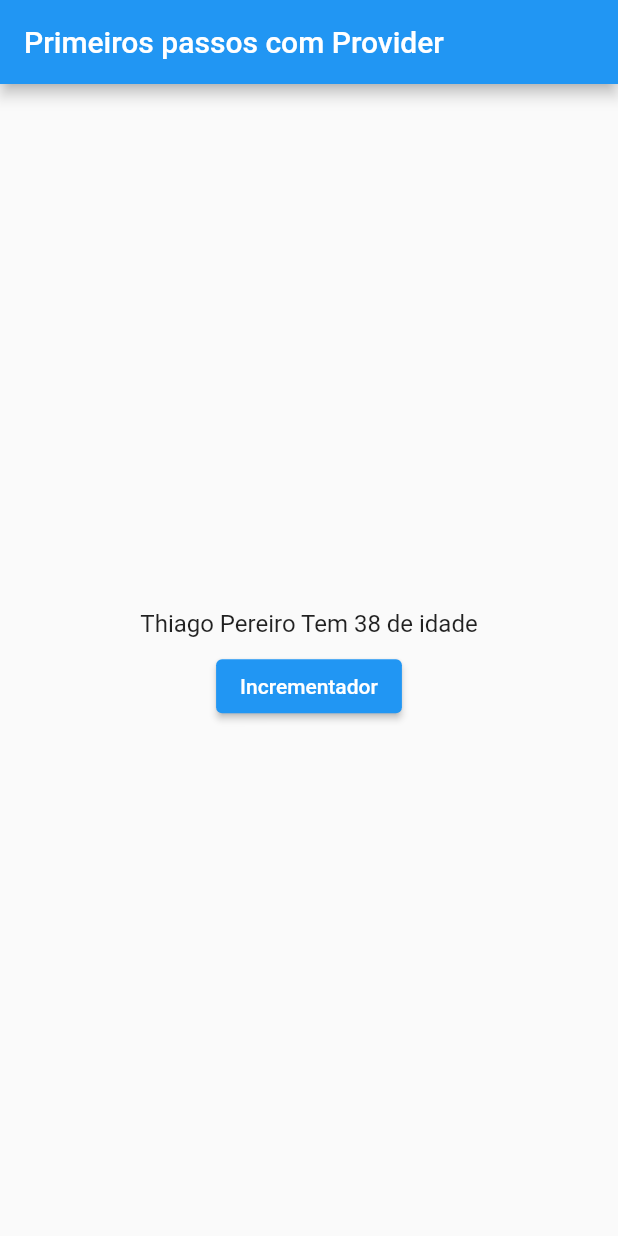
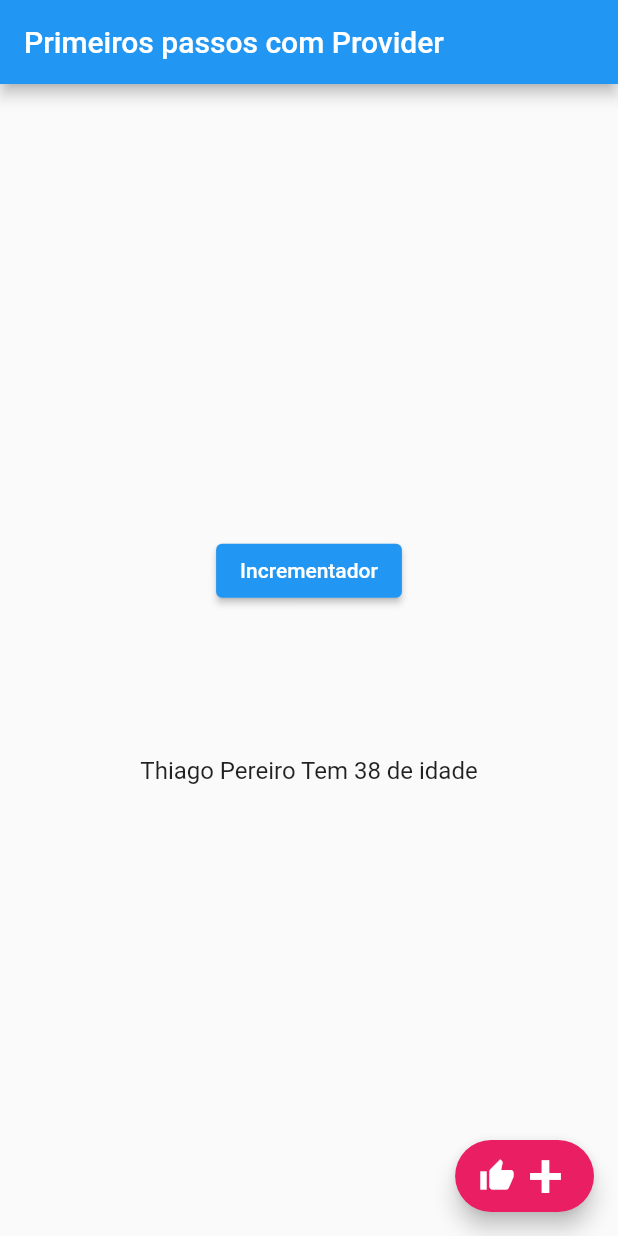
Before and after one commit to luizzlcs/flutter_provider_exemple_two, a Flutter app: the screen it shows after launch, on a phone screen of 412 x 824 dp. Run offline on Flutter 3.47's test engine with Material 2 defaults, Android fonts, the phone set to English and light mode, and no system bars.

Commit message:
Aplicando o multiprovider com ChangeNotyfier

```diff
--- a/lib/my_home_page.dart
+++ b/lib/my_home_page.dart
@@ -15,22 +15,33 @@ class MyHomePage extends StatelessWidget {
         child: Column(
           mainAxisAlignment: MainAxisAlignment.center,
           children: [
+            ElevatedButton(
+              onPressed: () {
+                Navigator.of(context).pushNamed('/contador');
+              },
+              child: const Text('Incrementador'),
+            ),
             Padding(
-              padding: const EdgeInsets.all(8.0),
+              padding: const EdgeInsets.only(top: 100.0),
               child: Text(
                 (context).select((Pessoa p) => p.nome) +
                     ' Tem ${(context).select((Pessoa p) => p.idade)} de idade',
                 style: const TextStyle(fontSize: 16),
               ),
             ),
-            ElevatedButton(
-              onPressed: () {
-                Navigator.of(context).pushNamed('/contador');
-              },
-              child: const Text('Incrementador'),
-            ),
           ],
         ),
+      ),
+      floatingActionButton: FloatingActionButton.extended(
+        onPressed: () {
+          Provider.of<Pessoa>(context, listen: false).incrementaIdade();
+        },
+        label: const Text(
+          '+',
+          style: TextStyle(fontSize: 42),
+        ),
+        icon: const Icon(Icons.thumb_up),
+        backgroundColor: Colors.pink,
       ),
     );
   }
--- a/lib/pessoa.dart
+++ b/lib/pessoa.dart
@@ -1,4 +1,6 @@
-class Pessoa {
+import 'package:flutter/cupertino.dart';
+
+class Pessoa with ChangeNotifier {
   String nome = 'Maria Lucia';
   int idade = 56;
 
@@ -7,4 +9,8 @@ class Pessoa {
     required this.idade,
   });
 
+  void incrementaIdade() {
+    this.idade++;
+    notifyListeners();
+  }
 }
```
Also changed, not shown: lib/contador.dart (+8 -1 lines), lib/contador_page.dart (+5 -6 lines), lib/main.dart (+4 -3 lines).
